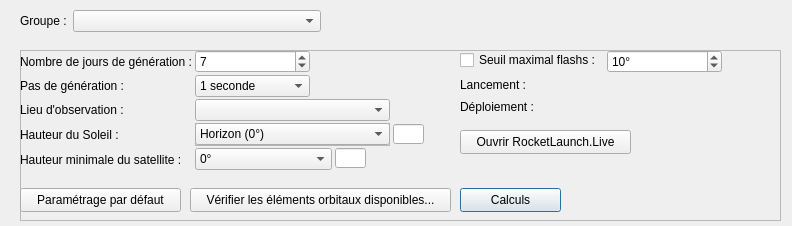
Above: src/interface/onglets/previsions/calculsstarlink.ui from mconsidine/previsat-git before the change. Below: the same form after it.
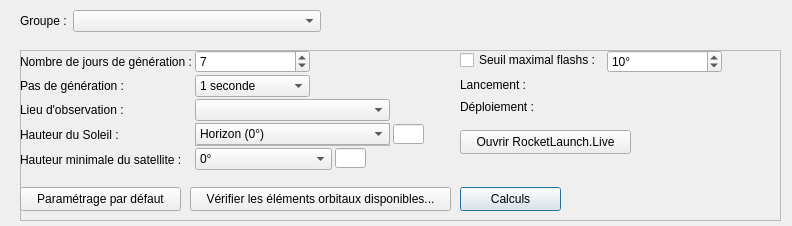
That is the form after the change.

Diff of the .ui file:
```diff
--- a/src/interface/onglets/previsions/calculsstarlink.ui
+++ b/src/interface/onglets/previsions/calculsstarlink.ui
@@ -60,7 +60,7 @@
     <property name="geometry">
      <rect>
       <x>0</x>
-      <y>138</y>
+      <y>137</y>
       <width>161</width>
       <height>24</height>
      </rect>
@@ -76,7 +76,7 @@
     <property name="geometry">
      <rect>
       <x>440</x>
-      <y>138</y>
+      <y>137</y>
       <width>101</width>
       <height>24</height>
      </rect>
@@ -585,7 +585,7 @@
     <property name="geometry">
      <rect>
       <x>170</x>
-      <y>138</y>
+      <y>137</y>
       <width>261</width>
       <height>24</height>
      </rect>
```
